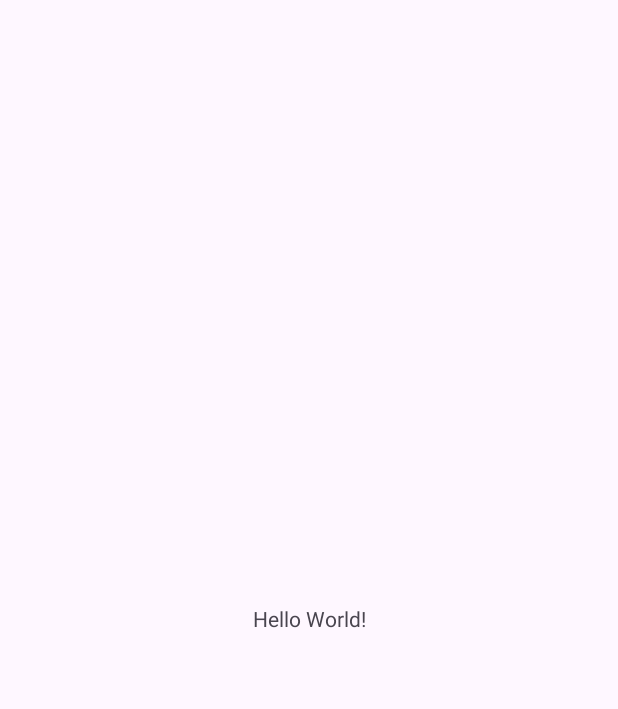
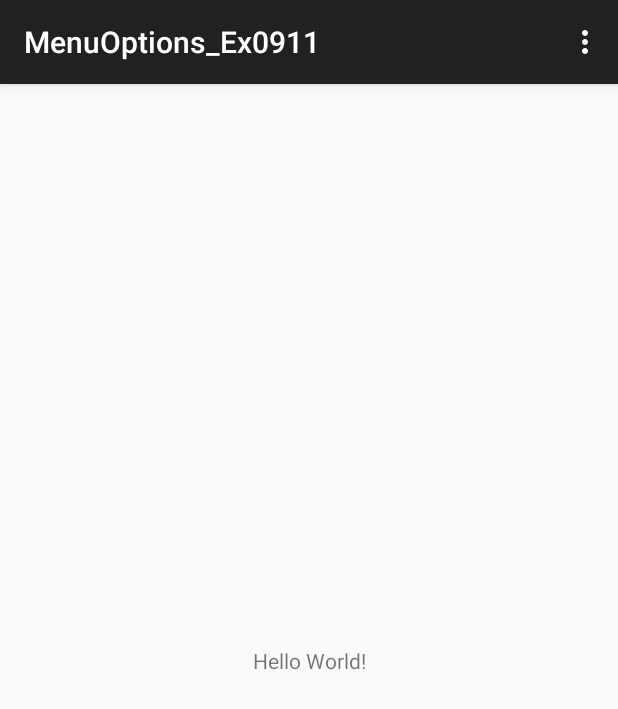
Before and after one commit to tv0823/MenuOptions_Ex0911, an Android app: the screen it shows after launch (MainActivity), on a phone screen of 412 x 824 dp. Before the commit the part shown is almost empty. Shown: the top 709 px of the screen. Run offline under Robolectric (Android 15) with nearby library versions, the phone set to English and light mode, and no system bars.

Commit message:
menu xml done

```diff
--- a/app/src/main/AndroidManifest.xml
+++ b/app/src/main/AndroidManifest.xml
@@ -10,7 +10,7 @@
         android:label="@string/app_name"
         android:roundIcon="@mipmap/ic_launcher_round"
         android:supportsRtl="true"
-        android:theme="@style/Theme.MenuOptions_Ex0911"
+        android:theme="@style/Theme.AppCompat.DayNight.DarkActionBar"
         tools:targetApi="31">
         <activity
             android:name=".MainActivity"
--- a/app/src/main/java/com/example/menuoptions_ex0911/MainActivity.java
+++ b/app/src/main/java/com/example/menuoptions_ex0911/MainActivity.java
@@ -1,6 +1,7 @@
 package com.example.menuoptions_ex0911;
 
 import android.os.Bundle;
+import android.view.Menu;
 
 import androidx.activity.EdgeToEdge;
 import androidx.appcompat.app.AppCompatActivity;
@@ -13,12 +14,12 @@ public class MainActivity extends AppCompatActivity {
     @Override
     protected void onCreate(Bundle savedInstanceState) {
         super.onCreate(savedInstanceState);
-        EdgeToEdge.enable(this);
         setContentView(R.layout.activity_main);
-        ViewCompat.setOnApplyWindowInsetsListener(findViewById(R.id.main), (v, insets) -> {
-            Insets systemBars = insets.getInsets(WindowInsetsCompat.Type.systemBars());
-            v.setPadding(systemBars.left, systemBars.top, systemBars.right, systemBars.bottom);
-            return insets;
-        });
+    }
+
+    @Override
+    public boolean onCreateOptionsMenu (Menu menu) {
+        getMenuInflater().inflate(R.menu.main, menu);
+        return super.onCreateOptionsMenu (menu);
     }
 }
--- /dev/null
+++ b/app/src/main/res/menu/main.xml
@@ -0,0 +1,19 @@
+<?xml version="1.0" encoding="utf-8"?>
+<menu xmlns:android="http://schemas.android.com/apk/res/android">
+
+    <item
+        android:id="@+id/plusMi"
+        android:title="+" />
+    <item
+        android:id="@+id/minusMi"
+        android:title="-" />
+    <item
+        android:id="@+id/multMi"
+        android:title="*" />
+    <item
+        android:id="@+id/divideMi"
+        android:title="/" />
+    <item
+        android:id="@+id/clearMi"
+        android:title="C" />
+</menu>
```
